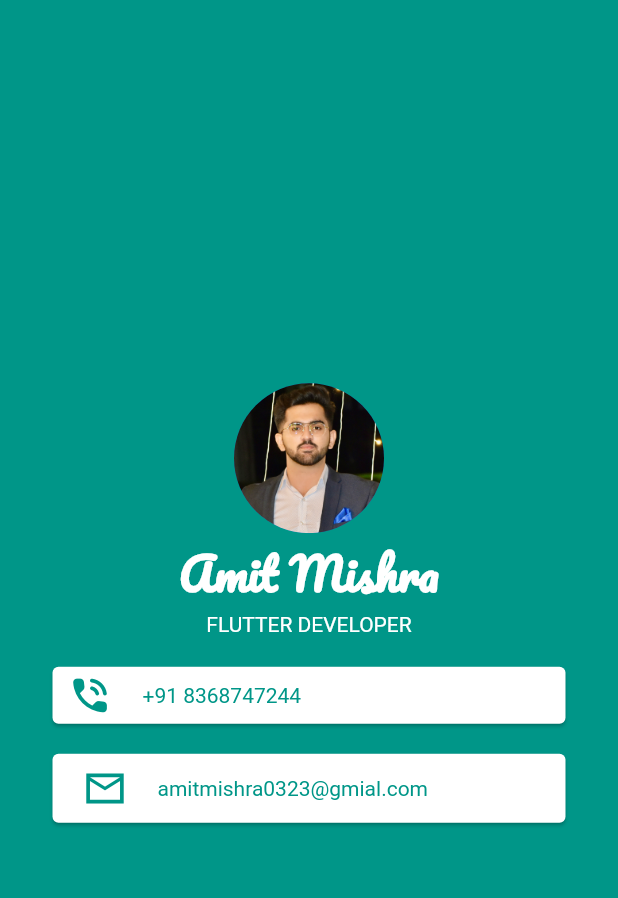
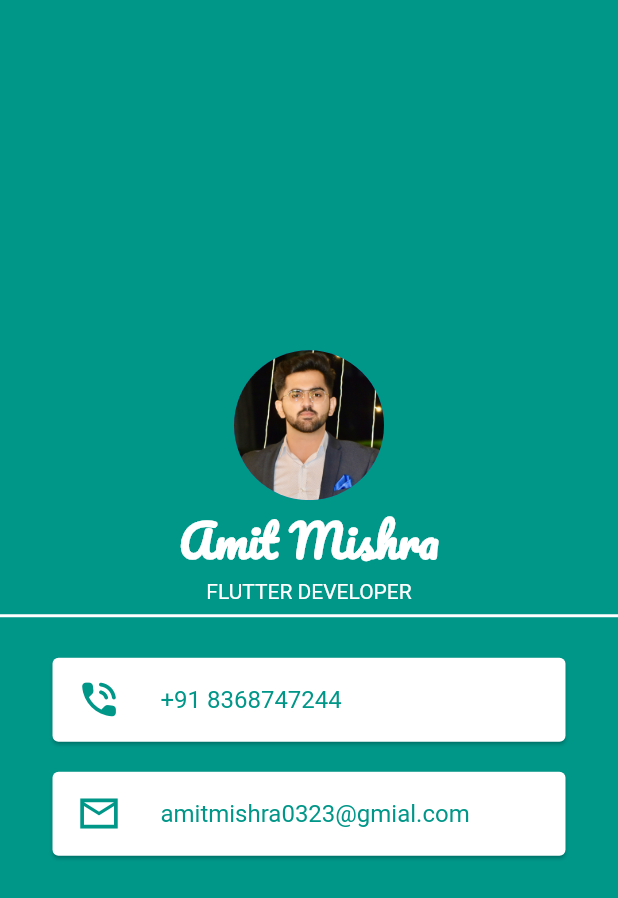
Before and after one commit to amit2303/MyCard, a Flutter app: the screen it shows after launch, on a phone screen of 412 x 824 dp. Shown: the top 898 px of the screen. Run offline on Flutter 3.47's test engine with Material 2 defaults, Android fonts, the phone set to English and light mode, and no system bars.

Commit message:
ListTile() and Divider()

```diff
--- a/lib/main.dart
+++ b/lib/main.dart
@@ -41,6 +41,10 @@
               'FLUTTER DEVELOPER',
               style: TextStyle(color: Colors.white),
             ),
+            Divider(
+                color: Colors.white,
+                thickness: 2,
+            ),
             Card(
             // padding: EdgeInsets.fromLTRB(10, 4, 1, 4),
               color: Colors.white,
@@ -48,19 +52,11 @@
               // width: double.infinity,
               margin: EdgeInsets.fromLTRB(35,20,35,10),
 
-              child: Padding(
-                padding: EdgeInsets.fromLTRB(10, 4, 1, 4),
-                child: Row(
-                  mainAxisAlignment: MainAxisAlignment.start,
-                  children: [
-                    Icon(Icons.phone_in_talk_rounded,size: 30,color: Colors.teal,),
-                    SizedBox(
-                      width: 20,
-                    ),
-                    Text('+91 8368747244',style: TextStyle(color: Colors.teal),),
-                  ],
-                ),
+              child:ListTile(
+                leading: Icon(Icons.phone_in_talk_rounded,size: 30,color: Colors.teal,),
+                title: Text('+91 8368747244',style: TextStyle(color: Colors.teal),),
               ),
+
 
 
             ),
@@ -70,23 +66,11 @@
               // height: 50,
               // width: double.infinity,
               margin: EdgeInsets.fromLTRB(35,10,35,20),
-              child: Padding(
-                  padding: EdgeInsets.fromLTRB(10, 4, 1, 4),
-                child: Padding(
-                  padding: EdgeInsets.fromLTRB(10, 4, 1, 4),
-                  child: Row(
-                    mainAxisAlignment: MainAxisAlignment.start,
-                    children: [
+              child: ListTile(
+                leading: Icon(Icons.mail_outline_sharp,size: 30,color: Colors.teal,),
+                title: Text('amitmishra0323@gmial.com',style: TextStyle(color: Colors.teal),),
+              ),
 
-                      Icon(Icons.mail_outline_sharp,size: 30,color: Colors.teal,),
-                      SizedBox(
-                        width: 20,
-                      ),
-                      Text('amitmishra0323@gmial.com',style: TextStyle(color: Colors.teal),),
-                    ],
-                  ),
-                ),
-              ),
 
             ),
 
@@ -98,3 +82,36 @@
     );
   }
 }
+
+
+// child: Padding(
+//                   padding: EdgeInsets.fromLTRB(10, 4, 1, 4),
+//                 child: Padding(
+//                   padding: EdgeInsets.fromLTRB(10, 4, 1, 4),
+//                   child: Row(
+//                     mainAxisAlignment: MainAxisAlignment.start,
+//                     children: [
+
+//                       Icon(Icons.mail_outline_sharp,size: 30,color: Colors.teal,),
+//                       SizedBox(
+//                         width: 20,
+//                       ),
+//                       Text('amitmishra0323@gmial.com',style: TextStyle(color: Colors.teal),),
+//                     ],
+//                   ),
+//                 ),
+//               ),
+
+// Padding(
+              //   padding: EdgeInsets.fromLTRB(10, 4, 1, 4),
+              //   child: Row(
+              //     mainAxisAlignment: MainAxisAlignment.start,
+              //     children: [
+              //       Icon(Icons.phone_in_talk_rounded,size: 30,color: Colors.teal,),
+              //       SizedBox(
+              //         width: 20,
+              //       ),
+              //       Text('+91 8368747244',style: TextStyle(color: Colors.teal),),
+              //     ],
+              //   ),
+              // ),
```
